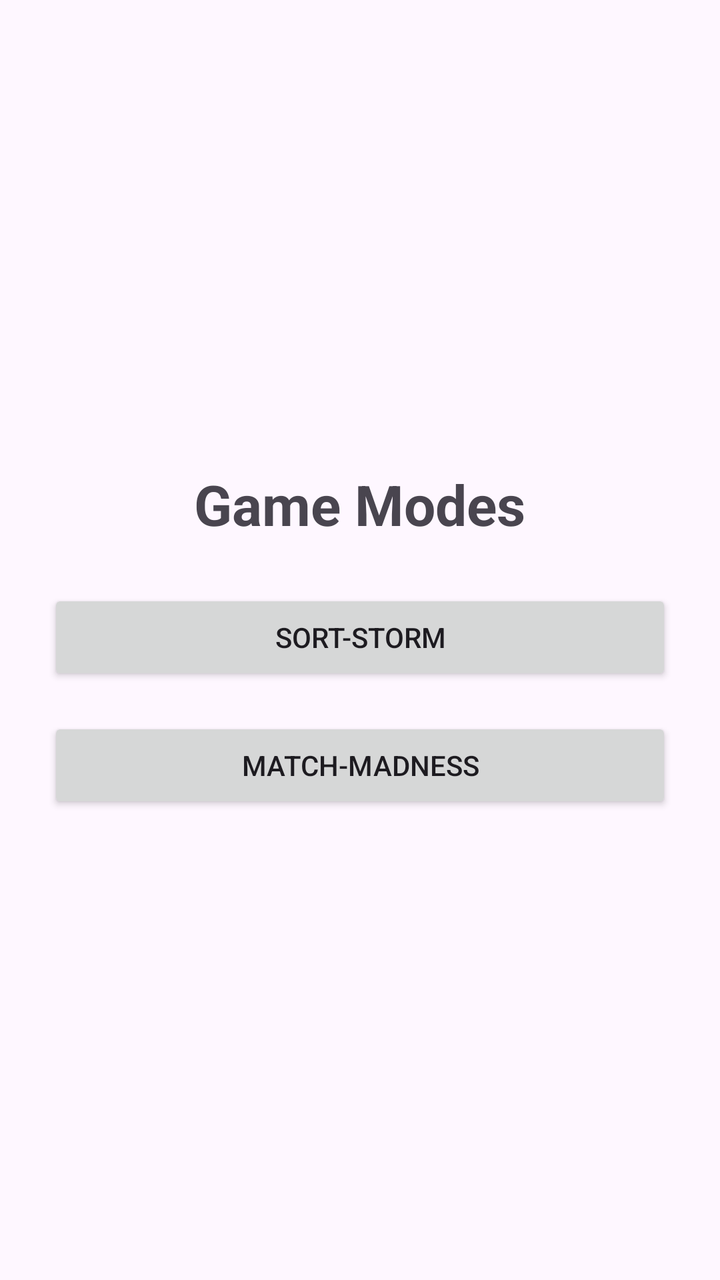
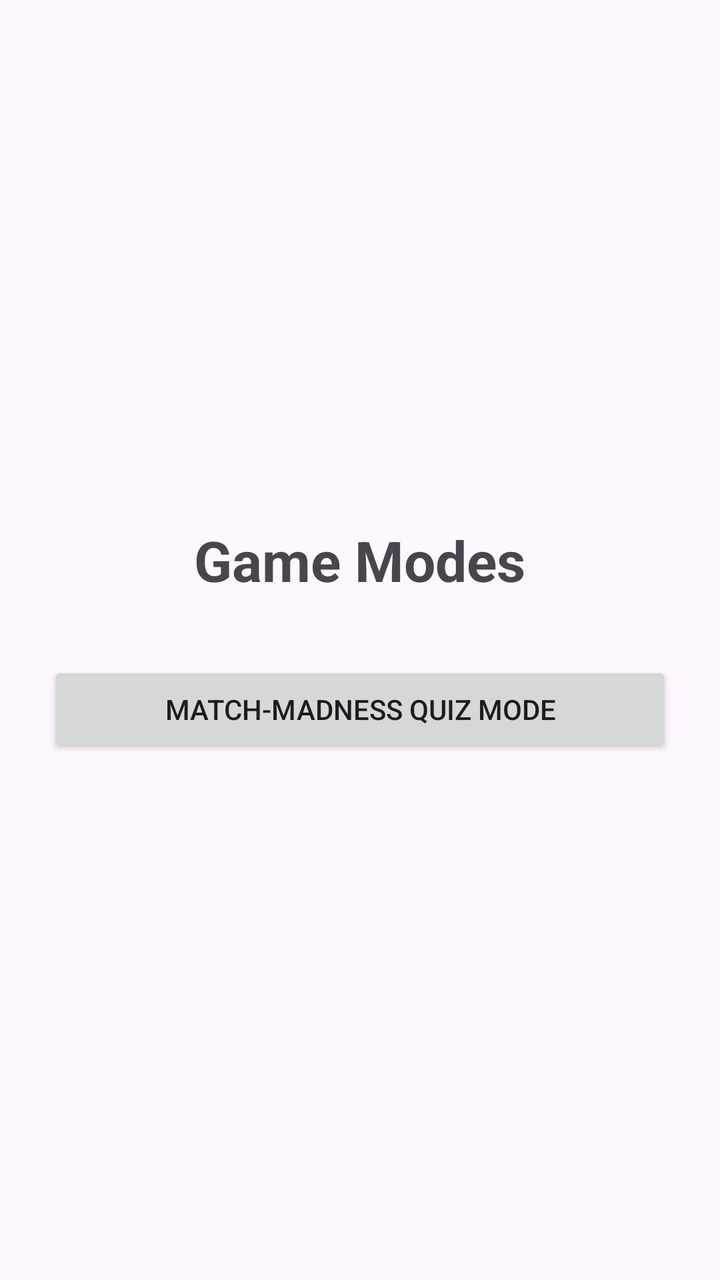

An Android layout rendered at two revisions. The XML below is the earlier revision; the diff shows what the commit changed to produce the second picture.
<!-- AndroidManifest.xml: application theme Theme.FlashQuest -->
<!-- res/layout/activity_game_mode.xml -->
<?xml version="1.0" encoding="utf-8"?>
<LinearLayout
    xmlns:android="http://schemas.android.com/apk/res/android"
    android:layout_width="match_parent"
    android:layout_height="match_parent"
    android:gravity="center"
    android:orientation="vertical"
    android:padding="24dp">

    <TextView
        android:layout_width="wrap_content"
        android:layout_height="wrap_content"
        android:text="Game Modes"
        android:textSize="28sp"
        android:textStyle="bold"
        android:layout_marginBottom="24dp"/>

    <Button
        android:layout_width="match_parent"
        android:layout_height="wrap_content"
        android:text="Sort-Storm"
        android:layout_marginBottom="16dp"/>

    <Button
        android:layout_width="match_parent"
        android:layout_height="wrap_content"
        android:text="Match-Madness"/>

</LinearLayout>
<!-- resources referenced by this layout -->
<resources>
  <style name="Theme.FlashQuest" parent="Base.Theme.FlashQuest" />
  <style name="Base.Theme.FlashQuest" parent="Theme.Material3.DayNight.NoActionBar">
          
          
      </style>
</resources>

<!-- the commit's change to res/layout/activity_game_mode.xml (unified diff, before → after) -->
@@ -13,17 +13,12 @@
         android:text="Game Modes"
         android:textSize="28sp"
         android:textStyle="bold"
-        android:layout_marginBottom="24dp"/>
+        android:layout_marginBottom="32dp"/>
 
     <Button
+        android:id="@+id/btnQuizGame"
         android:layout_width="match_parent"
         android:layout_height="wrap_content"
-        android:text="Sort-Storm"
-        android:layout_marginBottom="16dp"/>
-
-    <Button
-        android:layout_width="match_parent"
-        android:layout_height="wrap_content"
-        android:text="Match-Madness"/>
+        android:text="Match-Madness Quiz Mode"/>
 
 </LinearLayout>
